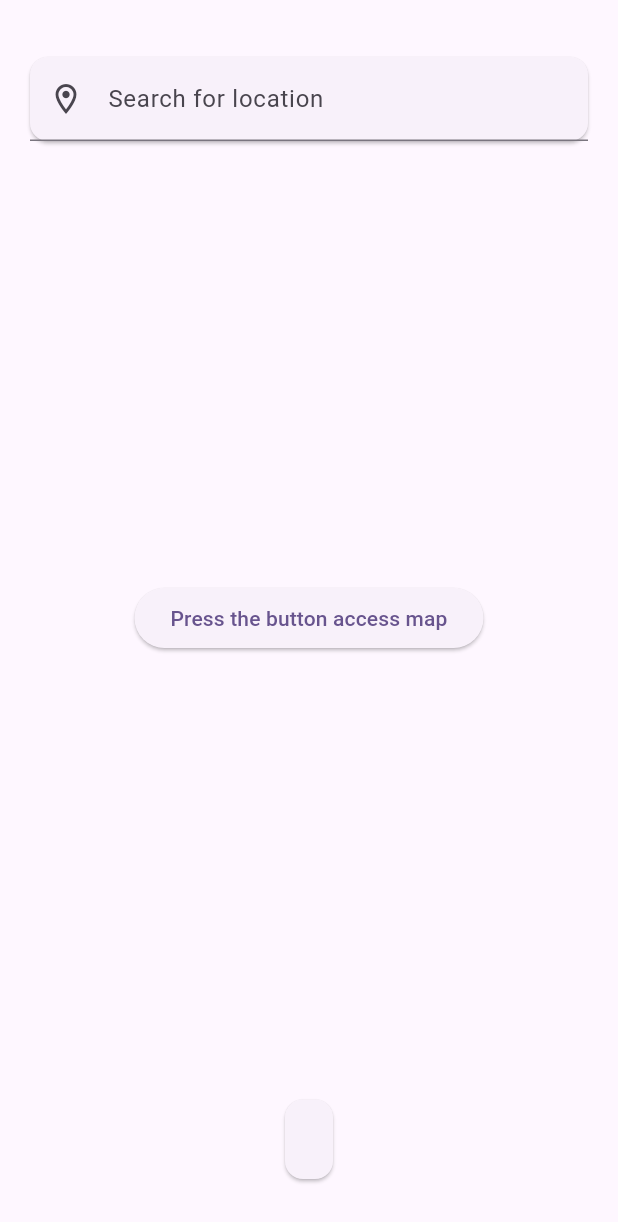
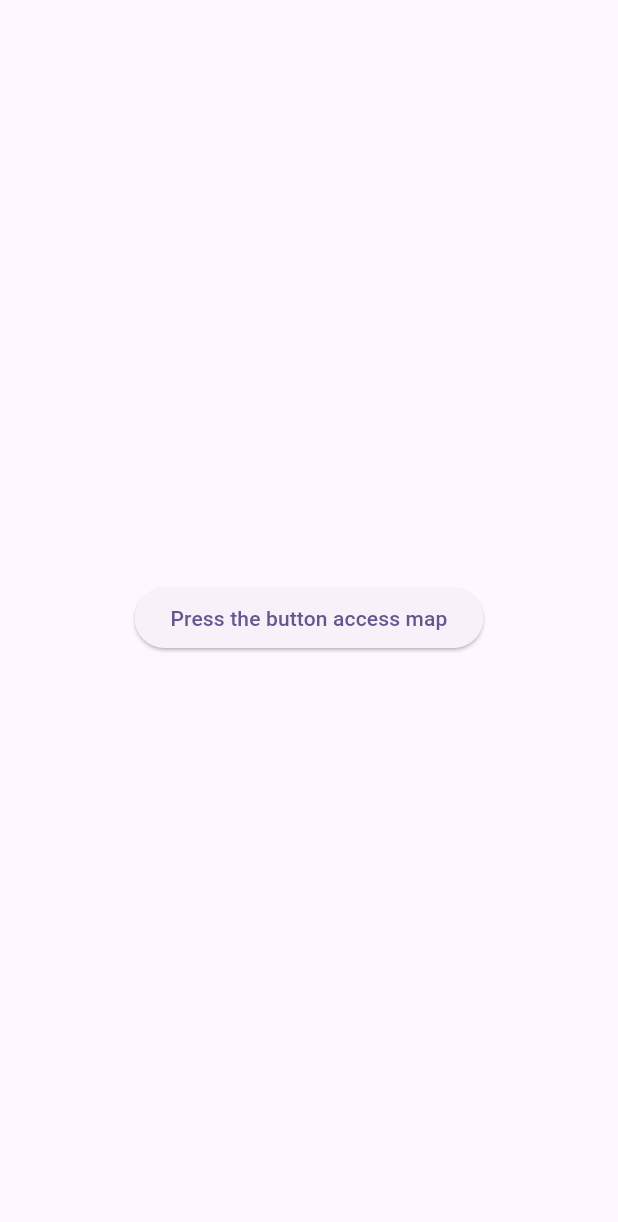
Before and after one commit to samiulislamlive/Location-Tracker, a Flutter app: the screen it shows after launch, on a phone screen of 412 x 824 dp. Shown: the top 1222 px of the screen. Run offline on Flutter 3.47's test engine with Material 2 defaults, Android fonts, the phone set to English and light mode, and no system bars; our stand-ins replace flutter_map, geocoding, geolocator, latlong2.

Commit message:
more details

```diff
--- a/lib/myhomepage.dart
+++ b/lib/myhomepage.dart
@@ -82,7 +82,7 @@ class _MyHomePageState extends State<MyHomePage> {
                         final Placemark placemark = placemarks.first;
                         setState(() {
                           address =
-                          "${placemark.locality}, ${placemark.country}";
+                          "${placemark.subLocality},${placemark.locality}, ${placemark.country}";
                         });
                       } else {
                         setState(() {
@@ -90,7 +90,7 @@ class _MyHomePageState extends State<MyHomePage> {
                         });
                       }
                     },
-                      center: LatLng(point.latitude, point.longitude), zoom: 10),
+                      center: LatLng(point.latitude, point.longitude), zoom: 15),
                   children: [
                     TileLayer(
                       urlTemplate:
@@ -121,7 +121,7 @@ class _MyHomePageState extends State<MyHomePage> {
                   textAlign: TextAlign.center,
                   ))
                 ),
-          Padding(
+          allowLocation == true?Padding(
             padding: const EdgeInsets.symmetric(vertical: 34, horizontal: 16),
             child: Column(
               mainAxisAlignment: MainAxisAlignment.spaceBetween,
@@ -144,7 +144,7 @@ class _MyHomePageState extends State<MyHomePage> {
                 )
               ],
             ),
-          ),
+          ):Container(),
 
         ],
       ),
```
